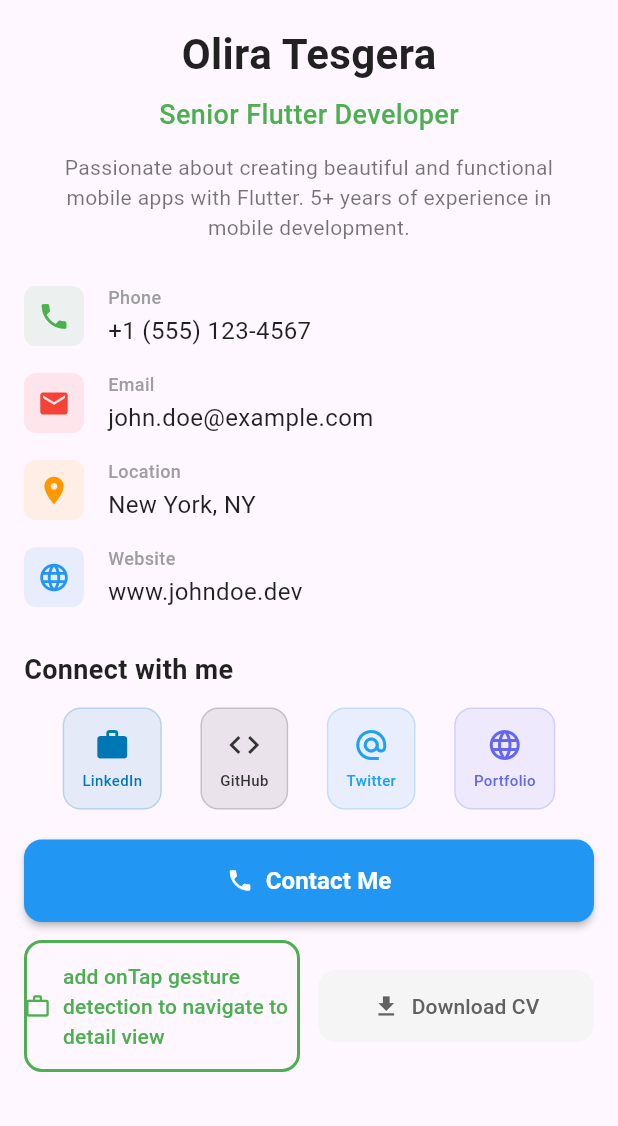
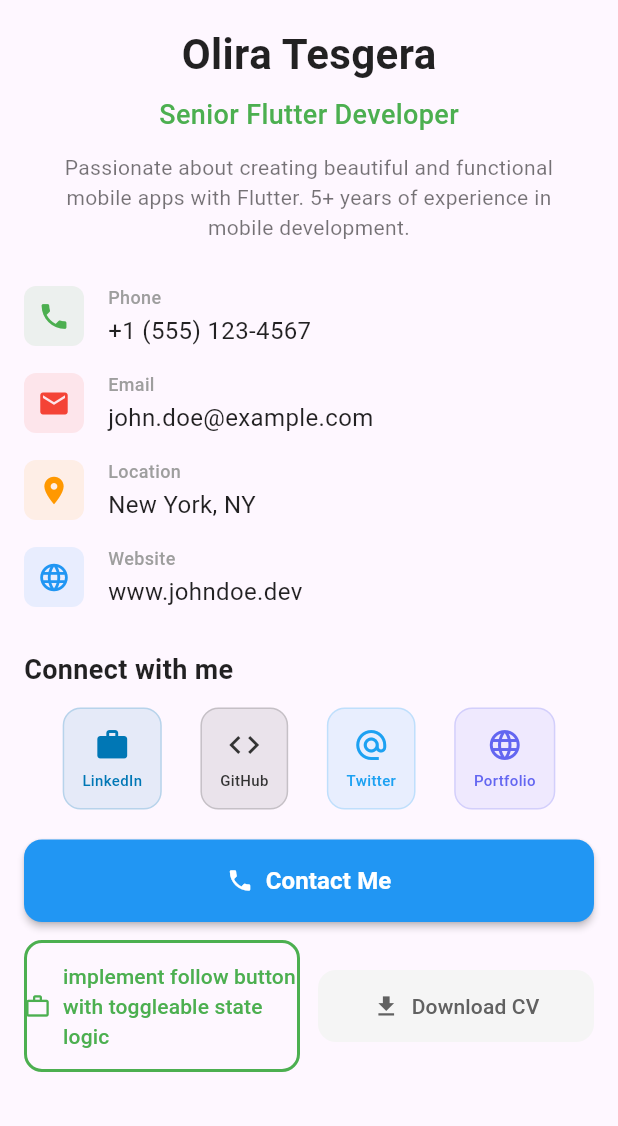
Before and after one commit to Olira1/Flutter, a Flutter app: the screen it shows after launch, scrolled down 119 dp, on a phone screen of 412 x 824 dp, the part 110-1236 px from its top. Run offline on Flutter 3.47's test engine with Material 3 defaults, Android fonts, the phone set to English and light mode, and no system bars; network calls fail.

Commit message:
implement follow button with toggleable state logic

```diff
--- a/Phase 2_Flutter_Fundamentals/hello_flutter/lib/widgets/action_buttons_section.dart
+++ b/Phase 2_Flutter_Fundamentals/hello_flutter/lib/widgets/action_buttons_section.dart
@@ -43,7 +43,7 @@ class ActionButtonsSection extends StatelessWidget {
                 onPressed: () => _handleHirePress(context),
                 icon: const Icon(Icons.work_outline),
                 label: const Text(
-                  'add onTap gesture detection to navigate to detail view',
+                  'implement follow button with toggleable state logic',
                   style: TextStyle(fontWeight: FontWeight.w500),
                 ),
                 style: OutlinedButton.styleFrom(
```
